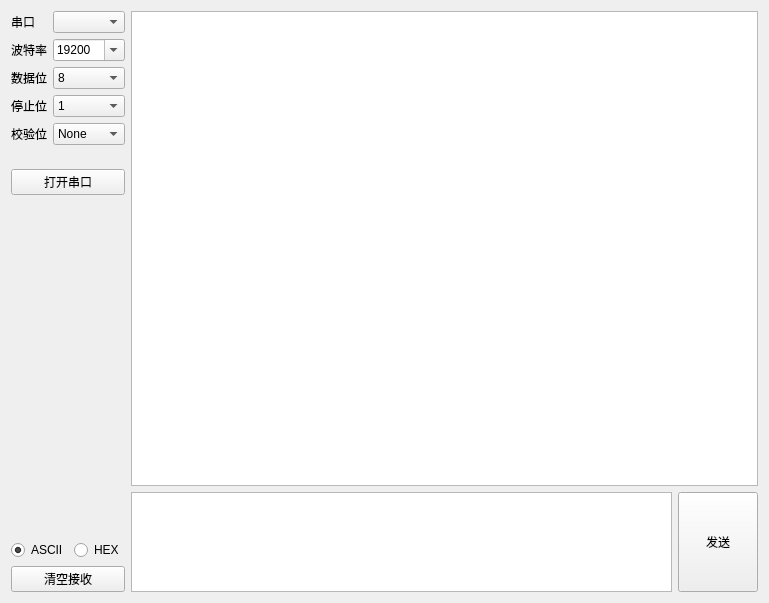
Qt form app.ui (naraka-camill/SerialApp) before a commit.
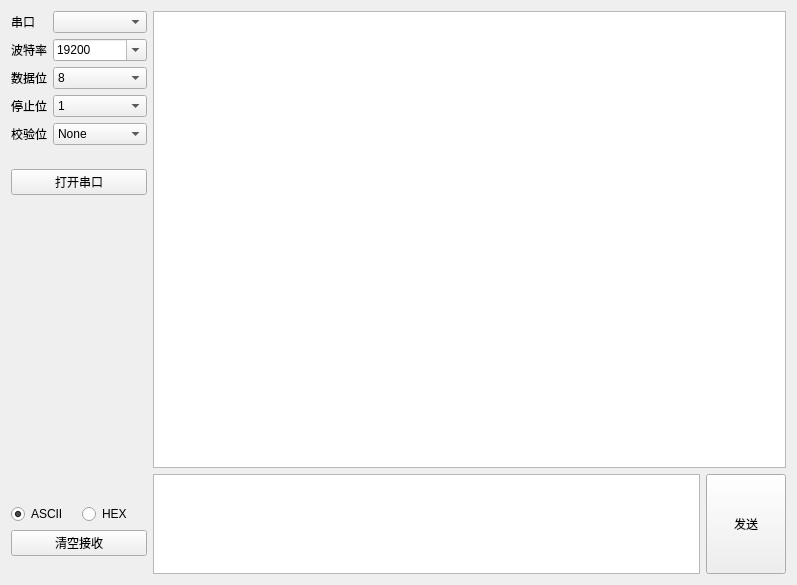
The same form after that commit.

Commit message: 优化：ui

The edit to the form file:
```diff
--- a/app.ui
+++ b/app.ui
@@ -6,8 +6,8 @@
    <rect>
     <x>0</x>
     <y>0</y>
-    <width>769</width>
-    <height>603</height>
+    <width>797</width>
+    <height>585</height>
    </rect>
   </property>
   <property name="windowTitle">
@@ -247,12 +247,28 @@
         <enum>Qt::Vertical</enum>
        </property>
        <property name="sizeType">
+        <enum>QSizePolicy::Minimum</enum>
+       </property>
+       <property name="sizeHint" stdset="0">
+        <size>
+         <width>20</width>
+         <height>15</height>
+        </size>
+       </property>
+      </spacer>
+     </item>
+     <item>
+      <spacer name="verticalSpacer_3">
+       <property name="orientation">
+        <enum>Qt::Vertical</enum>
+       </property>
+       <property name="sizeType">
         <enum>QSizePolicy::Expanding</enum>
        </property>
        <property name="sizeHint" stdset="0">
         <size>
-         <width>20</width>
-         <height>315</height>
+         <width>136</width>
+         <height>70</height>
         </size>
        </property>
       </spacer>
@@ -294,6 +310,22 @@
        </property>
       </widget>
      </item>
+     <item>
+      <spacer name="verticalSpacer_4">
+       <property name="orientation">
+        <enum>Qt::Vertical</enum>
+       </property>
+       <property name="sizeType">
+        <enum>QSizePolicy::Fixed</enum>
+       </property>
+       <property name="sizeHint" stdset="0">
+        <size>
+         <width>20</width>
+         <height>18</height>
+        </size>
+       </property>
+      </spacer>
+     </item>
     </layout>
    </item>
    <item row="0" column="1">
```
